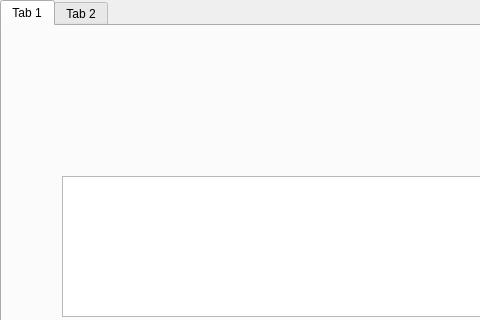
First picture: the form in mainwindow.ui, repository Volodymyr-Y/IMU_processing, before the edit; both pictures show x 0 to 480 and y 0 to 320 of the 867 by 562 pixel window.
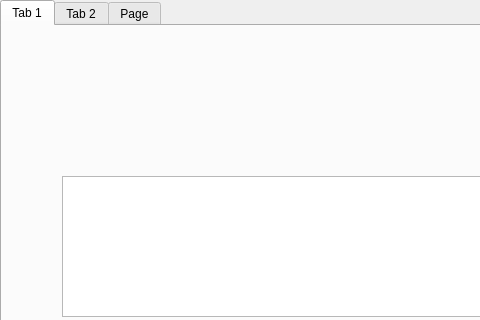
Second picture: the form after the edit. The open tabs and pages were chosen to show the change. Custom widgets are drawn as their Qt base class.

```diff
--- a/mainwindow.ui
+++ b/mainwindow.ui
@@ -56,6 +56,11 @@
       </property>
      </widget>
     </widget>
+    <widget class="QWidget" name="tab_3">
+     <attribute name="title">
+      <string>Page</string>
+     </attribute>
+    </widget>
    </widget>
   </widget>
   <widget class="QMenuBar" name="menubar">
```
Left out of the diff: 4 changed lines with no effect on the pictures.
